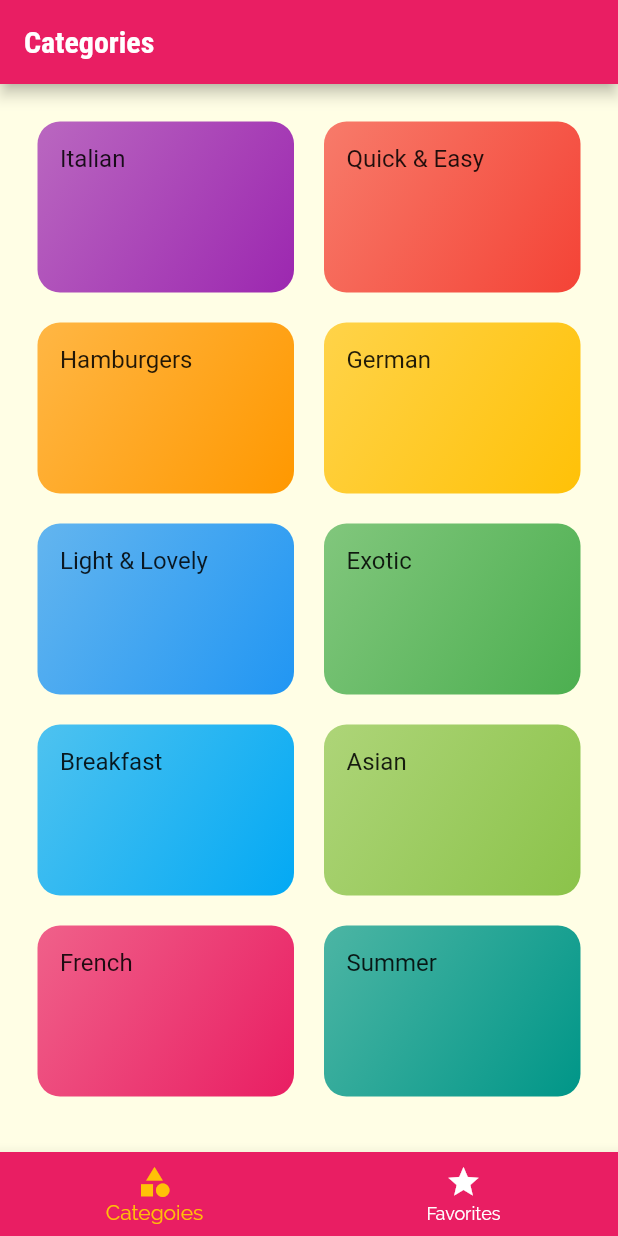
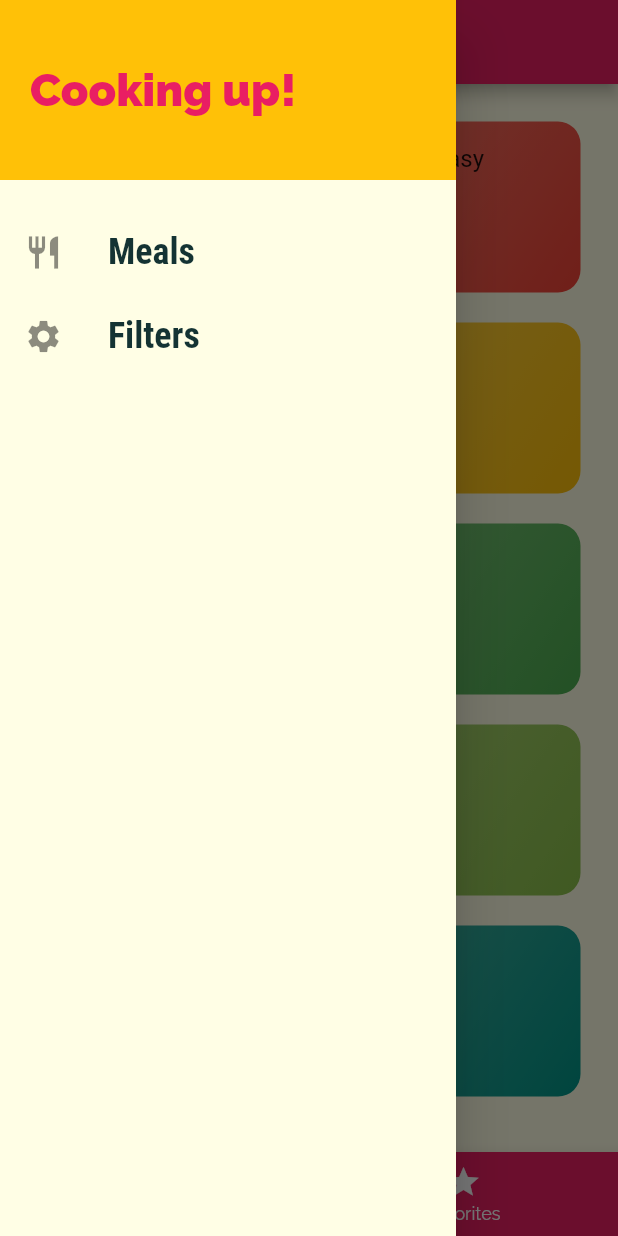
Before and after one commit to paulohfev/meals-study-app, a Flutter app: the screen it shows after launch, with the side drawer open (before the commit the screen has no drawer), on a phone screen of 412 x 824 dp. Run offline on Flutter 3.47's test engine with Material 2 defaults, Android fonts, the phone set to English and light mode, and no system bars.

Commit message:
Add drawer widget

```diff
--- a/lib/screens/tabs_screen.dart
+++ b/lib/screens/tabs_screen.dart
@@ -1,4 +1,5 @@
 import 'package:flutter/material.dart';
+import '../widgets/main_drawer.dart';
 import './favorites_screen.dart';
 import './categories_screen.dart';
 
@@ -26,6 +27,7 @@ class _TabsScreenState extends State<TabsScreen> {
       appBar: AppBar(
         title: Text(_pages[_selectedPageIndex]['title']),
       ),
+      drawer: MainDrawer(),
       body: _pages[_selectedPageIndex]['page'],
       bottomNavigationBar: BottomNavigationBar(
         onTap: _selectPage,
--- /dev/null
+++ b/lib/widgets/main_drawer.dart
@@ -0,0 +1,54 @@
+import 'package:flutter/material.dart';
+
+class MainDrawer extends StatelessWidget {
+  Widget buildListTile(
+    String title,
+    IconData icon,
+  ) {
+    return ListTile(
+      leading: Icon(
+        icon,
+        size: 26,
+      ),
+      title: Text(
+        title,
+        style: TextStyle(
+          fontFamily: 'RobotoCondensed',
+          fontSize: 24,
+          fontWeight: FontWeight.bold,
+        ),
+      ),
+      onTap: () {
+        // ...
+      },
+    );
+  }
+
+  @override
+  Widget build(BuildContext context) {
+    return Drawer(
+      child: Column(
+        children: <Widget>[
+          Container(
+            height: 120,
+            width: double.infinity,
+            padding: EdgeInsets.all(20),
+            alignment: Alignment.centerLeft,
+            color: Theme.of(context).accentColor,
+            child: Text(
+              'Cooking up!',
+              style: TextStyle(
+                fontWeight: FontWeight.w900,
+                fontSize: 30,
+                color: Theme.of(context).primaryColor,
+              ),
+            ),
+          ),
+          SizedBox(height: 20),
+          buildListTile('Meals', Icons.restaurant),
+          buildListTile('Filters', Icons.settings),
+        ],
+      ),
+    );
+  }
+}
```
